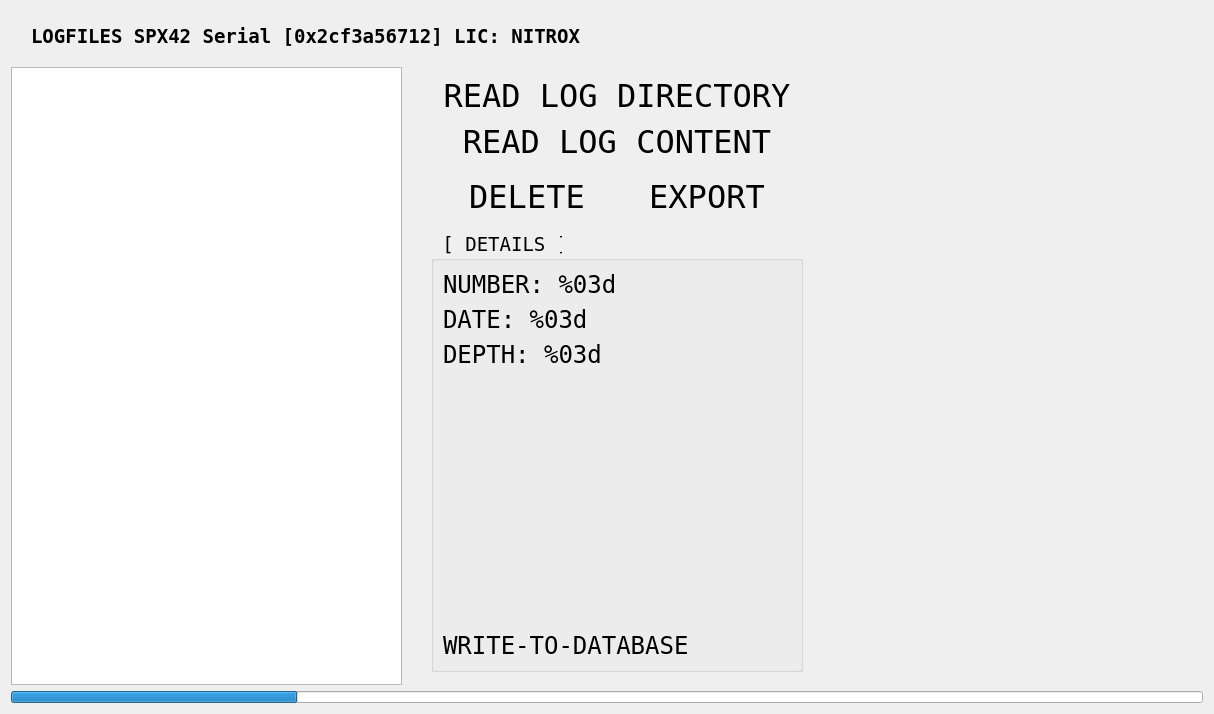
First picture: the form in src/ui/LogFragment.ui, repository dmarc0001/spx42Control, before the edit.
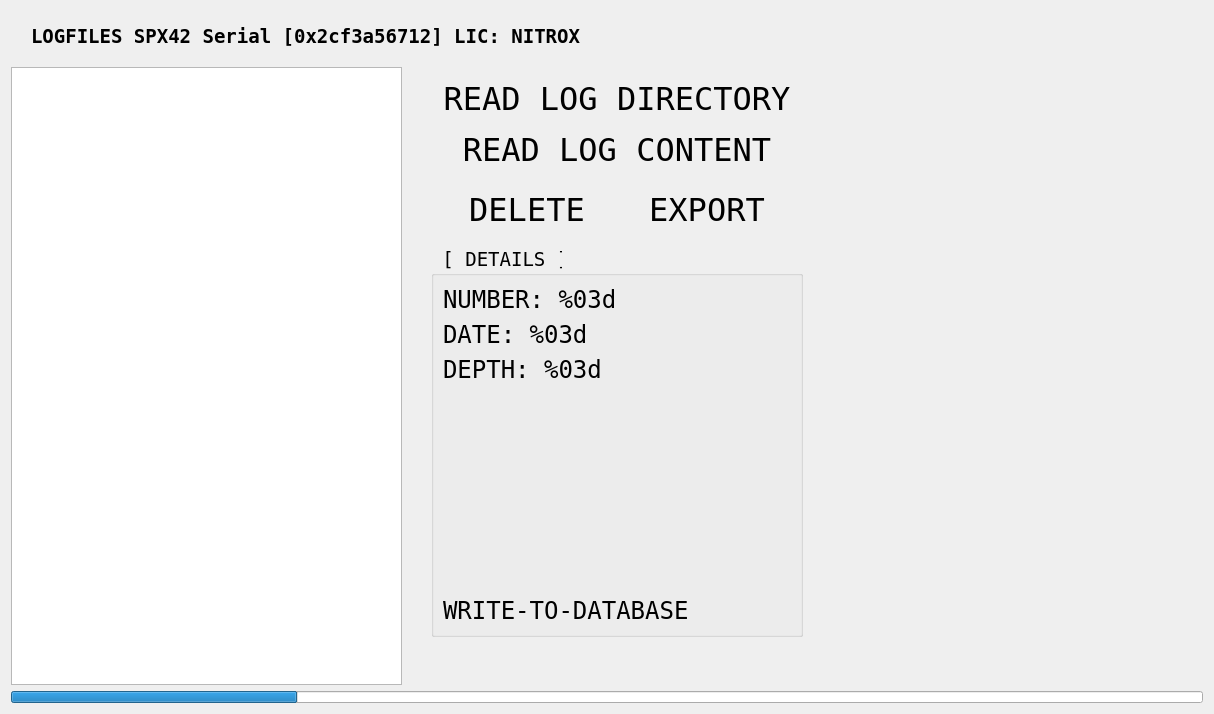
Second picture: the form after the edit.

The edit to the form file:
```diff
--- a/src/ui/LogFragment.ui
+++ b/src/ui/LogFragment.ui
@@ -404,7 +404,7 @@
               <property name="minimumSize">
                <size>
                 <width>250</width>
-                <height>250</height>
+                <height>200</height>
                </size>
               </property>
              </widget>
```
